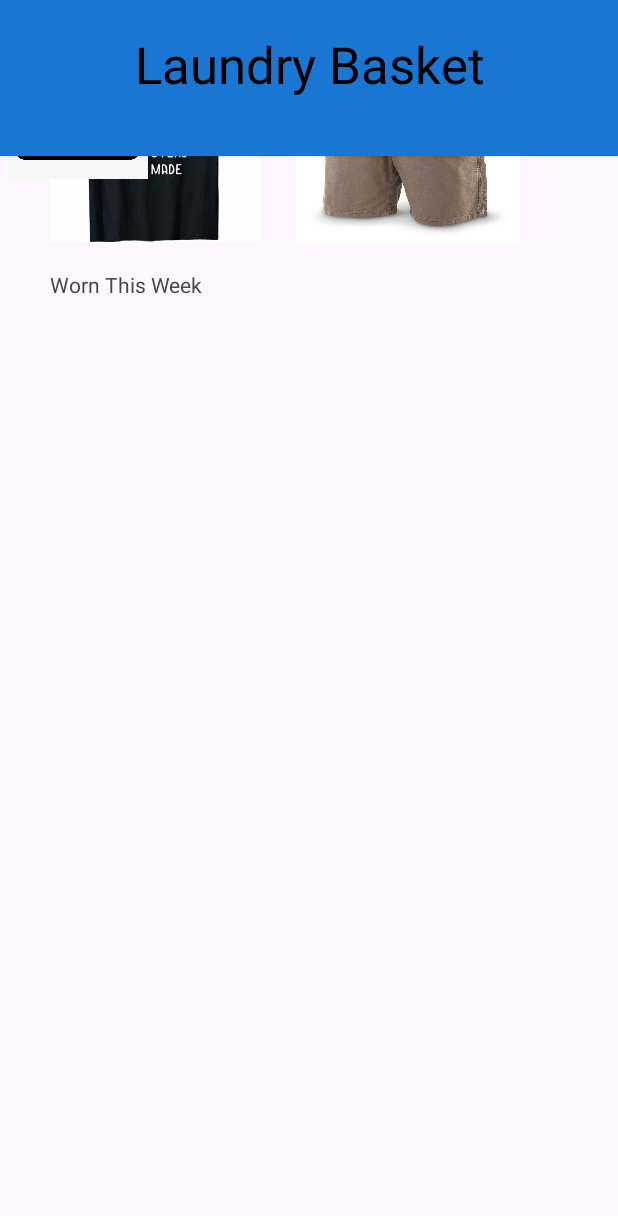
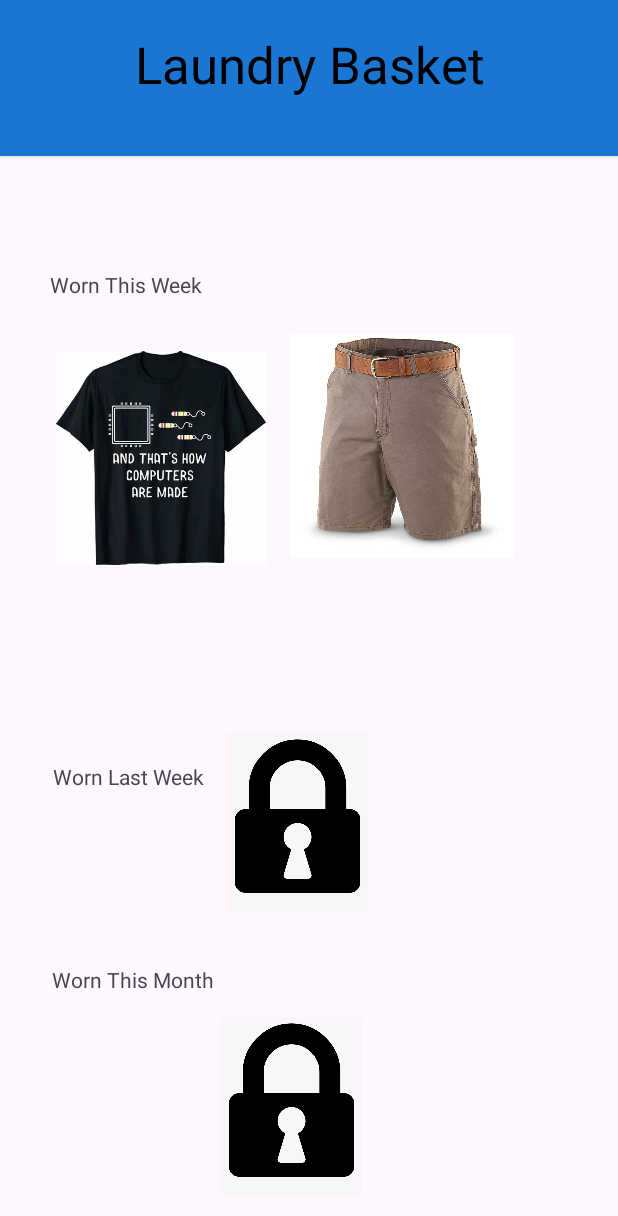
Before and after one commit to omar5o9/WardrobeWizard, an Android app: the laundry_basket screen opened directly, with no data from a screen before it, on a phone screen of 412 x 824 dp. Shown: the top 1216 px of the screen. Run offline under Robolectric (Android 15) with nearby library versions, the phone set to English and light mode, and no system bars.

Commit message:
small fixes

```diff
--- a/app/src/main/java/wardrobewizard/calendar.java
+++ b/app/src/main/java/wardrobewizard/calendar.java
@@ -10,29 +10,11 @@ import androidx.annotation.NonNull;
 import androidx.appcompat.app.AppCompatActivity;
 import androidx.fragment.app.Fragment;
 
+import com.example.wardrobewizard.R;
+
 public class calendar extends AppCompatActivity {
-/*
-    private CalendarView calendarView;
-
-    public calendar() {
-        // Required empty public constructor
+    protected void onCreate(Bundle savedInstanceState) {
+        super.onCreate(savedInstanceState);
+        setContentView(R.layout.calendar);
     }
-
-    @Override
-    public View onCreateView(LayoutInflater inflater, ViewGroup container,
-                             Bundle savedInstanceState) {
-        View view = inflater.inflate(R.layout.calendar, container, false);
-
-        calendarView = view.findViewById(R.id.calendarView);
-
-        // Handle clicking on a day in the calendar
-        calendarView.setOnDateChangeListener(new CalendarView.OnDateChangeListener() {
-            @Override
-            public void onSelectedDayChange(@NonNull CalendarView view, int year, int month, int dayOfMonth) {
-                // Navigate back to the planner for the selected week
-            }
-        });
-
-        return view;
-    }*/
 }
--- a/app/src/main/res/layout/laundry_basket.xml
+++ b/app/src/main/res/layout/laundry_basket.xml
@@ -27,11 +27,14 @@
         android:layout_width="wrap_content"
         android:layout_height="19dp"
         android:layout_marginStart="25dp"
+        android:layout_marginTop="51dp"
         android:layout_marginEnd="265dp"
+        android:layout_marginBottom="105dp"
         android:text="Worn Last Week"
+        app:layout_constraintBottom_toTopOf="@+id/textView20"
         app:layout_constraintEnd_toEndOf="parent"
         app:layout_constraintStart_toStartOf="parent"
-        tools:layout_editor_absoluteY="440dp" />
+        app:layout_constraintTop_toBottomOf="@+id/imageView3" />
 
     <TextView
         android:id="@+id/textView20"
@@ -39,10 +42,12 @@
         android:layout_height="wrap_content"
         android:layout_marginStart="25dp"
         android:layout_marginEnd="260dp"
+        android:layout_marginBottom="151dp"
         android:text="Worn This Month"
+        app:layout_constraintBottom_toBottomOf="parent"
         app:layout_constraintEnd_toEndOf="parent"
         app:layout_constraintStart_toStartOf="parent"
-        tools:layout_editor_absoluteY="615dp" />
+        app:layout_constraintTop_toBottomOf="@+id/textView10" />
 
     <TextView
         android:id="@+id/textView34"
@@ -61,32 +66,51 @@
         android:layout_width="140dp"
         android:layout_height="180dp"
         android:layout_marginStart="33dp"
+        android:layout_marginTop="5dp"
+        android:layout_marginEnd="6dp"
+        android:layout_marginBottom="51dp"
+        app:layout_constraintBottom_toTopOf="@+id/textView10"
+        app:layout_constraintEnd_toStartOf="@+id/imageView4"
         app:layout_constraintStart_toStartOf="parent"
-        app:srcCompat="@drawable/default_shirt"
-        tools:layout_editor_absoluteY="209dp" />
+        app:layout_constraintTop_toBottomOf="@+id/textView34"
+        app:srcCompat="@drawable/default_shirt" />
 
     <ImageView
         android:id="@+id/imageView4"
         android:layout_width="149dp"
         android:layout_height="176dp"
+        android:layout_marginStart="6dp"
+        android:layout_marginTop="105dp"
         android:layout_marginEnd="65dp"
         app:layout_constraintEnd_toEndOf="parent"
-        app:srcCompat="@drawable/default_shorts"
-        tools:layout_editor_absoluteY="209dp" />
+        app:layout_constraintStart_toEndOf="@+id/imageView3"
+        app:layout_constraintTop_toBottomOf="@+id/titleTextView"
+        app:srcCompat="@drawable/default_shorts" />
 
     <ImageView
         android:id="@+id/imageView9"
         android:layout_width="103dp"
         android:layout_height="119dp"
-        app:srcCompat="@drawable/lock"
-        tools:layout_editor_absoluteX="133dp"
-        tools:layout_editor_absoluteY="472dp" />
+        android:layout_marginStart="5dp"
+        android:layout_marginTop="83dp"
+        android:layout_marginEnd="157dp"
+        android:layout_marginBottom="59dp"
+        app:layout_constraintBottom_toTopOf="@+id/imageView10"
+        app:layout_constraintEnd_toEndOf="parent"
+        app:layout_constraintStart_toEndOf="@+id/textView10"
+        app:layout_constraintTop_toBottomOf="@+id/imageView3"
+        app:srcCompat="@drawable/lock" />
 
     <ImageView
         android:id="@+id/imageView10"
         android:layout_width="103dp"
         android:layout_height="119dp"
-        app:srcCompat="@drawable/lock"
-        tools:layout_editor_absoluteX="133dp"
-        tools:layout_editor_absoluteY="650dp" />
+        android:layout_marginStart="133dp"
+        android:layout_marginEnd="157dp"
+        android:layout_marginBottom="16dp"
+        app:layout_constraintBottom_toBottomOf="parent"
+        app:layout_constraintEnd_toEndOf="parent"
+        app:layout_constraintStart_toStartOf="parent"
+        app:layout_constraintTop_toBottomOf="@+id/imageView9"
+        app:srcCompat="@drawable/lock" />
 </androidx.constraintlayout.widget.ConstraintLayout>
--- a/app/src/main/res/layout/settings.xml
+++ b/app/src/main/res/layout/settings.xml
@@ -14,7 +14,7 @@
         android:layout_height="wrap_content"
         android:background="@color/white"
         app:itemHorizontalTranslationEnabled="false"
-        app:itemIconTint="@color/material_dynamic_secondary20"
+        app:itemIconTint="@color/black"
         app:labelVisibilityMode="labeled"
         app:layout_constraintBottom_toBottomOf="parent"
         app:layout_constraintEnd_toEndOf="parent"
```
